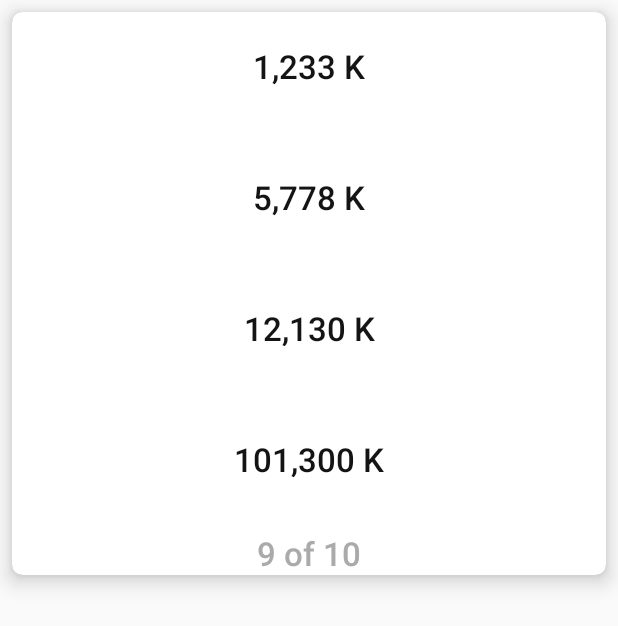
After one commit to amankumar367/Android-Quiz-Sample, an Android app: the layout layout_single_item.xml on its own in the app's theme, with its tools: preview values and no code run, on a phone screen of 412 x 824 dp. The commit adds this screen. Shown: the top 626 px of the screen. Run offline under Robolectric (Android 15) with nearby library versions, the phone set to English and light mode, and no system bars.

Commit message:
UI part partially done

```diff
--- a/app/src/main/java/com/aman/quizsample/ui/MainViewModel.kt
+++ b/app/src/main/java/com/aman/quizsample/ui/MainViewModel.kt
@@ -28,7 +28,6 @@ class MainViewModel(private val quizRepoI: QuizRepoI): ViewModel() {
                 .subscribeOn(Schedulers.io())
                 .observeOn(AndroidSchedulers.mainThread())
                 .subscribe({
-                    Log.d(TAG, " >>> List: $it")
                     state = state.copy(loading = false, success = true, failure = false, list = it)
                 },{
                     state = state.copy(
--- /dev/null
+++ b/app/src/main/res/layout/layout_single_item.xml
@@ -0,0 +1,127 @@
+<?xml version="1.0" encoding="utf-8"?>
+
+<layout xmlns:android="http://schemas.android.com/apk/res/android"
+    xmlns:app="http://schemas.android.com/apk/res-auto"
+    xmlns:tools="http://schemas.android.com/tools">
+    <data class ="QuizDataBinding">
+        <import type="android.view.View" />
+
+        <variable
+            name="isSelected"
+            type="Boolean" />
+
+        <variable
+            name="position"
+            type="String" />
+
+        <variable
+            name="quiz"
+            type="com.aman.quizsample.room.entity.Quiz" />
+    </data>
+
+    <androidx.cardview.widget.CardView
+        android:id="@+id/cart_cardView"
+        android:layout_width="match_parent"
+        android:layout_height="@dimen/card_height"
+        app:cardBackgroundColor="@color/white"
+        app:cardElevation="@dimen/margin_small"
+        app:cardCornerRadius="7dp"
+        android:layout_gravity="center_horizontal"
+        android:layout_margin="@dimen/margin_small"
+        app:layout_constraintBottom_toBottomOf="parent"
+        app:layout_constraintEnd_toEndOf="parent"
+        app:layout_constraintStart_toStartOf="parent"
+        app:layout_constraintTop_toTopOf="parent">
+
+        <androidx.constraintlayout.widget.ConstraintLayout
+            android:layout_width="match_parent"
+            android:layout_height="match_parent">
+
+            <androidx.appcompat.widget.AppCompatTextView
+                android:id="@+id/tv_first_answer"
+                android:layout_width="393dp"
+                android:layout_height="71dp"
+                android:layout_marginTop="16dp"
+                android:fontFamily="sans-serif-medium"
+                android:textColor="@color/colorPrimaryDark"
+                android:textSize="22sp"
+                android:gravity="center"
+                android:text="@{quiz.answers[0]}"
+                app:layout_constraintBottom_toTopOf="@+id/tv_second_answer"
+                app:layout_constraintEnd_toEndOf="parent"
+                app:layout_constraintHorizontal_bias="0.5"
+                app:layout_constraintStart_toStartOf="parent"
+                app:layout_constraintTop_toTopOf="parent"
+                tools:text="1,233 K" />
+
+            <androidx.appcompat.widget.AppCompatTextView
+                android:id="@+id/tv_second_answer"
+                android:layout_width="393dp"
+                android:layout_height="71dp"
+                android:layout_marginTop="16dp"
+                android:fontFamily="sans-serif-medium"
+                android:textColor="@color/colorPrimaryDark"
+                android:textSize="22sp"
+                android:gravity="center"
+                android:text="@{quiz.answers[1]}"
+                app:layout_constraintBottom_toTopOf="@+id/tv_third_answer"
+                app:layout_constraintEnd_toEndOf="@+id/tv_first_answer"
+                app:layout_constraintHorizontal_bias="0.5"
+                app:layout_constraintStart_toStartOf="@+id/tv_first_answer"
+                app:layout_constraintTop_toBottomOf="@+id/tv_first_answer"
+                tools:text="5,778 K" />
+
+            <androidx.appcompat.widget.AppCompatTextView
+                android:id="@+id/tv_third_answer"
+                android:layout_width="393dp"
+                android:layout_height="71dp"
+                android:layout_marginTop="16dp"
+                android:fontFamily="sans-serif-medium"
+                android:textColor="@color/colorPrimaryDark"
+                android:textSize="22sp"
+                android:gravity="center"
+                android:text="@{quiz.answers[2]}"
+                app:layout_constraintBottom_toTopOf="@+id/tv_fourth_answer"
+                app:layout_constraintEnd_toEndOf="@+id/tv_second_answer"
+                app:layout_constraintHorizontal_bias="0.5"
+                app:layout_constraintStart_toStartOf="@+id/tv_second_answer"
+                app:layout_constraintTop_toBottomOf="@+id/tv_second_answer"
+                tools:text="12,130 K" />
+
+            <androidx.appcompat.widget.AppCompatTextView
+                android:id="@+id/tv_fourth_answer"
+                android:layout_width="393dp"
+                android:layout_height="71dp"
+                android:layout_marginTop="16dp"
+                android:fontFamily="sans-serif-medium"
+                android:textColor="@color/colorPrimaryDark"
+                android:textSize="22sp"
+                android:gravity="center"
+                android:text="@{quiz.answers[3]}"
+                app:layout_constraintBottom_toTopOf="@+id/tv_current_page"
+                app:layout_constraintEnd_toEndOf="@+id/tv_third_answer"
+                app:layout_constraintHorizontal_bias="0.5"
+                app:layout_constraintStart_toStartOf="@+id/tv_third_answer"
+                app:layout_constraintTop_toBottomOf="@+id/tv_third_answer"
+                tools:text="101,300 K" />
+
+            <androidx.appcompat.widget.AppCompatTextView
+                android:id="@+id/tv_current_page"
+                android:layout_width="wrap_content"
+                android:layout_height="wrap_content"
+                android:layout_marginTop="12dp"
+                android:layout_marginBottom="16dp"
+                android:fontFamily="sans-serif-medium"
+                android:textColor="@android:color/darker_gray"
+                android:textSize="22sp"
+                android:text="@{position}"
+                app:layout_constraintBottom_toBottomOf="parent"
+                app:layout_constraintEnd_toEndOf="@+id/tv_fourth_answer"
+                app:layout_constraintStart_toStartOf="@+id/tv_fourth_answer"
+                app:layout_constraintTop_toBottomOf="@+id/tv_fourth_answer"
+                tools:text="9 of 10" />
+
+        </androidx.constraintlayout.widget.ConstraintLayout>
+    </androidx.cardview.widget.CardView>
+
+</layout>
--- a/app/src/main/res/values/colors.xml
+++ b/app/src/main/res/values/colors.xml
@@ -1,6 +1,8 @@
 <?xml version="1.0" encoding="utf-8"?>
 <resources>
-    <color name="colorPrimary">#6200EE</color>
-    <color name="colorPrimaryDark">#3700B3</color>
-    <color name="colorAccent">#03DAC5</color>
+    <color name="colorPrimary">#0C1622</color>
+    <color name="colorPrimaryDark">#141414</color>
+    <color name="colorAccent">#0C1622</color>
+
+    <color name="white">#FFFFFF</color>
 </resources>
```
Also changed, not shown: app/src/main/java/com/aman/quizsample/ui/MainActivity.kt (+41 -1 lines), app/src/main/java/com/aman/quizsample/ui/adapter/QuizAdapter.kt (added, +44 -0 lines), app/src/main/res/layout/activity_main.xml (+50 -6 lines), app/src/main/res/values/dimens.xml (added, +16 -0 lines).
